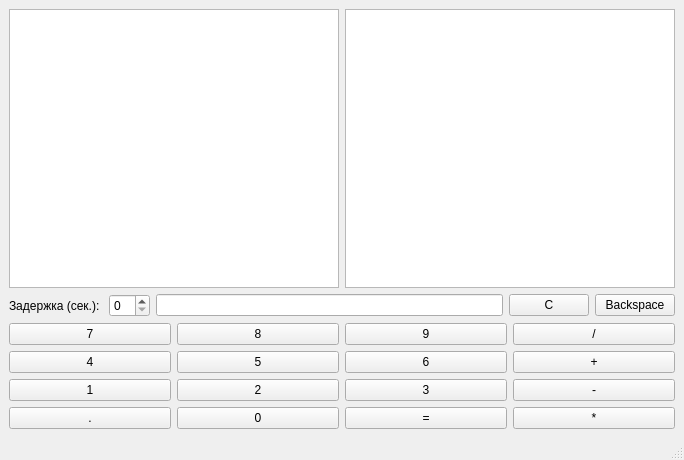
Above: ui/calcmainwindow.ui from ngenuine/ConcurrentCalc before the change. Below: the same form after it.
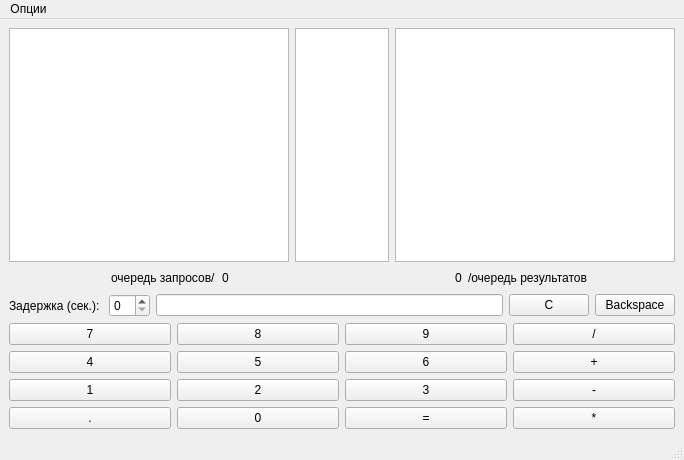
That is the form after the change.

Commit message: Сохранять положение и размеры окна;Вести счетчики очередей;Очищать вывод программы в интерфейсе;Изменить логику получения weak_ptr;Доработать обработку ошибок при завершении программы и ожидающих вычислениях;Реализовать обработку ошибки деления на 0

Patch:
```diff
--- a/ui/calcmainwindow.ui
+++ b/ui/calcmainwindow.ui
@@ -16,15 +16,97 @@
   <widget class="QWidget" name="centralwidget">
    <layout class="QVBoxLayout" name="verticalLayout">
     <item>
-     <layout class="QHBoxLayout" name="horizontalLayout_6">
+     <layout class="QHBoxLayout" name="horizontalLayout_9" stretch="3,1,3">
       <item>
        <widget class="QListView" name="inputView"/>
       </item>
+      <item>
+       <widget class="QListView" name="errorsView"/>
+      </item>
       <item>
        <widget class="QListView" name="outputView"/>
       </item>
      </layout>
     </item>
+    <item>
+     <layout class="QHBoxLayout" name="horizontalLayout_8">
+      <item>
+       <layout class="QHBoxLayout" name="horizontalLayout_6">
+        <item>
+         <spacer name="horizontalSpacer_2">
+          <property name="orientation">
+           <enum>Qt::Horizontal</enum>
+          </property>
+          <property name="sizeHint" stdset="0">
+           <size>
+            <width>40</width>
+            <height>20</height>
+           </size>
+          </property>
+         </spacer>
+        </item>
+        <item>
+         <widget class="QLabel" name="requestsLabel">
+          <property name="text">
+           <string>очередь запросов/</string>
+          </property>
+         </widget>
+        </item>
+        <item>
+         <widget class="QLabel" name="requestsCount">
+          <property name="text">
+           <string>0</string>
+          </property>
+         </widget>
+        </item>
+       </layout>
+      </item>
+      <item>
+       <spacer name="horizontalSpacer_3">
+        <property name="orientation">
+         <enum>Qt::Horizontal</enum>
+        </property>
+        <property name="sizeHint" stdset="0">
+         <size>
+          <width>40</width>
+          <height>20</height>
+         </size>
+        </property>
+       </spacer>
+      </item>
+      <item>
+       <layout class="QHBoxLayout" name="horizontalLayout_7">
+        <item>
+         <widget class="QLabel" name="resultsCount">
+          <property name="text">
+           <string>0</string>
+          </property>
+         </widget>
+        </item>
+        <item>
+         <widget class="QLabel" name="resultsLabel">
+          <property name="text">
+           <string>/очередь результатов</string>
+          </property>
+         </widget>
+        </item>
+        <item>
+         <spacer name="horizontalSpacer">
+          <property name="orientation">
+           <enum>Qt::Horizontal</enum>
+          </property>
+          <property name="sizeHint" stdset="0">
+           <size>
+            <width>40</width>
+            <height>20</height>
+           </size>
+          </property>
+         </spacer>
+        </item>
+       </layout>
+      </item>
+     </layout>
+    </item>
     <item>
      <layout class="QHBoxLayout" name="horizontalLayout">
       <item>
@@ -195,6 +277,13 @@
      <height>22</height>
     </rect>
    </property>
+   <widget class="QMenu" name="menu">
+    <property name="title">
+     <string>Опции</string>
+    </property>
+    <addaction name="action"/>
+   </widget>
+   <addaction name="menu"/>
   </widget>
   <widget class="QStatusBar" name="statusbar"/>
  </widget>
```
Left out of the diff: 5 changed lines with no effect on the pictures. The commit also changes 6 other files.
